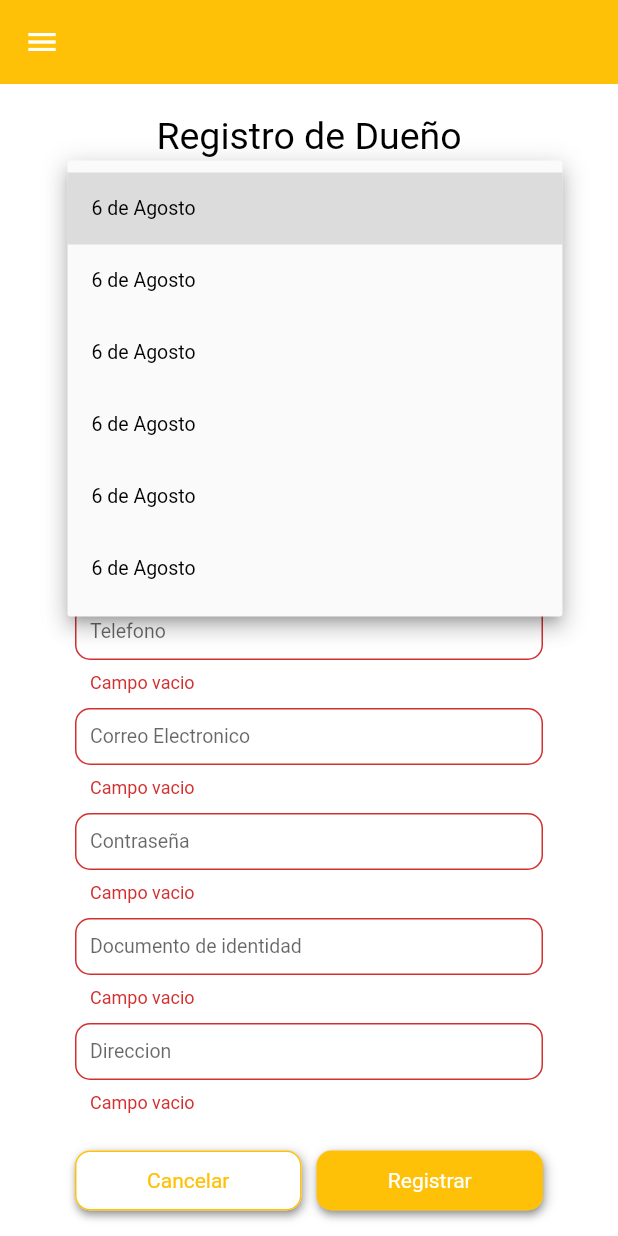
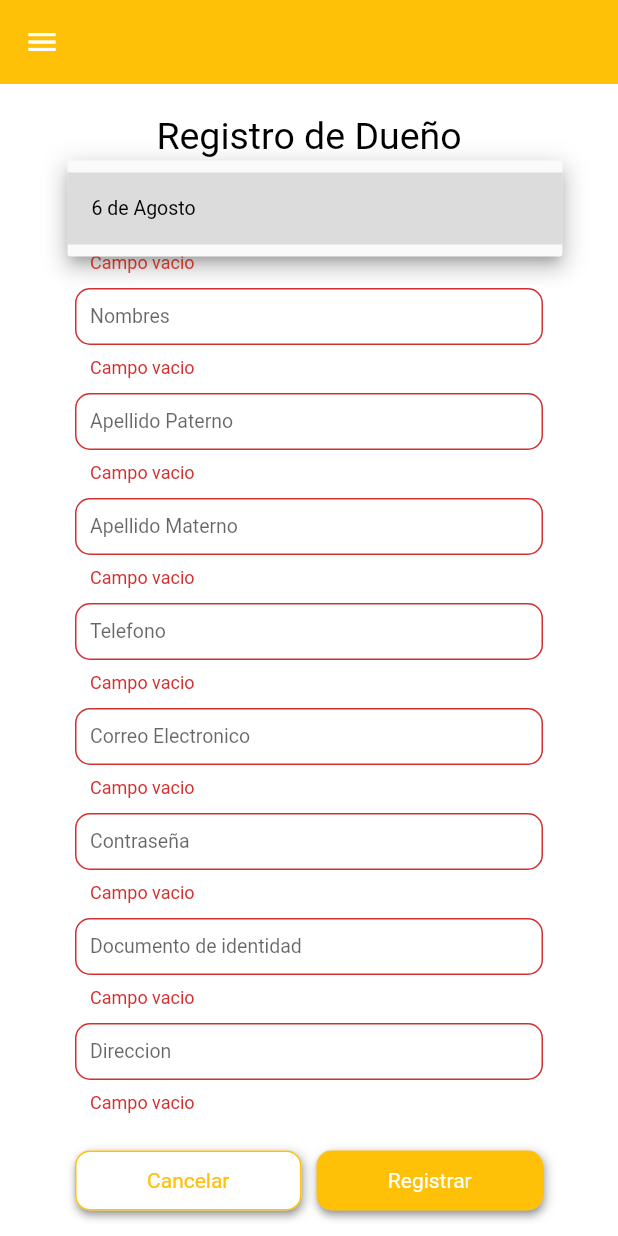
Before and after one commit to taxiSegurito/taxi-segurito-flutter-version, a Flutter app: the RegisterOwner screen opened by its route, after a tap on "Registrar", after a tap on "Seleccione empresa", on a phone screen of 412 x 824 dp. Run offline on Flutter 3.47's test engine with Material 2 defaults, Android fonts, the phone set to English and light mode, and no system bars; our stand-ins replace fluttertoast, image_picker; missing offline and left inert: flutter_qr_bar_scanner; network calls fail; Roboto replaces fonts that are missing (Raleway).

Commit message:
implementacion completa de diseño con conexion a base de datos

```diff
--- a/lib/pages/registerOwner/RegisterOwner.dart
+++ b/lib/pages/registerOwner/RegisterOwner.dart
@@ -64,17 +64,17 @@ class _RegisterOwnerState extends State<RegisterOwner> {
     CustomTextField txtEmail = new CustomTextField(
       hint: "Correo Electronico",
       isValidEmail: true,
+      msgValidEmail: 'Ingrese un correo electronico correcto',
     );
 
     CustomTextField txtPassword = new CustomTextField(
       hint: "Contraseña",
-      isValidPassword: true,
+      isValidPassword: false,
+      msgValidPassword: 'Ingrese una contraseña correcta',
     );
 
     CustomTextField txtAddress = new CustomTextField(
       hint: "Direccion",
-      isValidEmail: true,
-      msgValidEmail: "Escriba correctamente su Correo",
     );
 
     CustomTextField txtDni =
--- a/lib/pages/registerOwner/RegisterOwnerFunctionality.dart
+++ b/lib/pages/registerOwner/RegisterOwnerFunctionality.dart
@@ -8,7 +8,6 @@ import 'package:taxi_segurito_app/models/Company.dart';
 class RegisterOwnerFunctionality {
   BuildContext context;
 
-  var listCompany = {"Taxi Ecoged", "Taxi segurito", "Sin Empresa"};
   Company? company;
   String? names;
   String? lastName;
@@ -36,11 +35,6 @@ class RegisterOwnerFunctionality {
 
   List<Company> listDriver = [
     Company(nameCopany: "6 de Agosto", nit: "12345678", idCompani: 1),
-    Company(nameCopany: "6 de Agosto", nit: "12345678", idCompani: 2),
-    Company(nameCopany: "6 de Agosto", nit: "12345678", idCompani: 3),
-    Company(nameCopany: "6 de Agosto", nit: "12345678", idCompani: 4),
-    Company(nameCopany: "6 de Agosto", nit: "12345678", idCompani: 5),
-    Company(nameCopany: "6 de Agosto", nit: "12345678", idCompani: 6),
   ];
 
   List<Company> getListCompany() {
@@ -56,15 +50,8 @@ class RegisterOwnerFunctionality {
             password: password!,
             address: address!,
             ci: ci!,
-        idCompany: company!.idCompani!));
-    Fluttertoast.showToast(
-        msg: company!.nameCopany,
-        toastLength: Toast.LENGTH_SHORT,
-        gravity: ToastGravity.BOTTOM,
-        backgroundColor: Colors.red,
-        textColor: Colors.yellow);
-
-    activeShowDialog!();
+            idCompany: company!.idCompani!.toString()))
+        .then((_) => activeShowDialog!());
   }
 
   closeNavigator() {
```
Also changed, not shown: 1 other file. Lines whose indentation alone changed are shown as unchanged.
